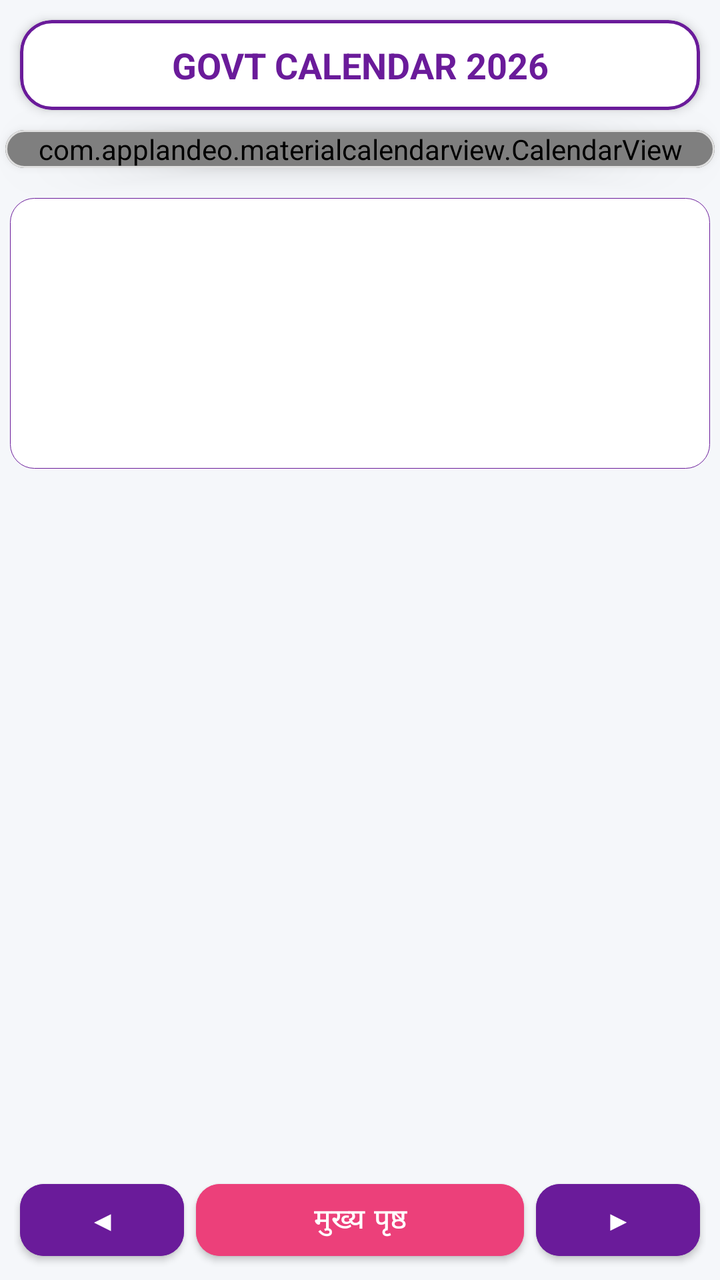
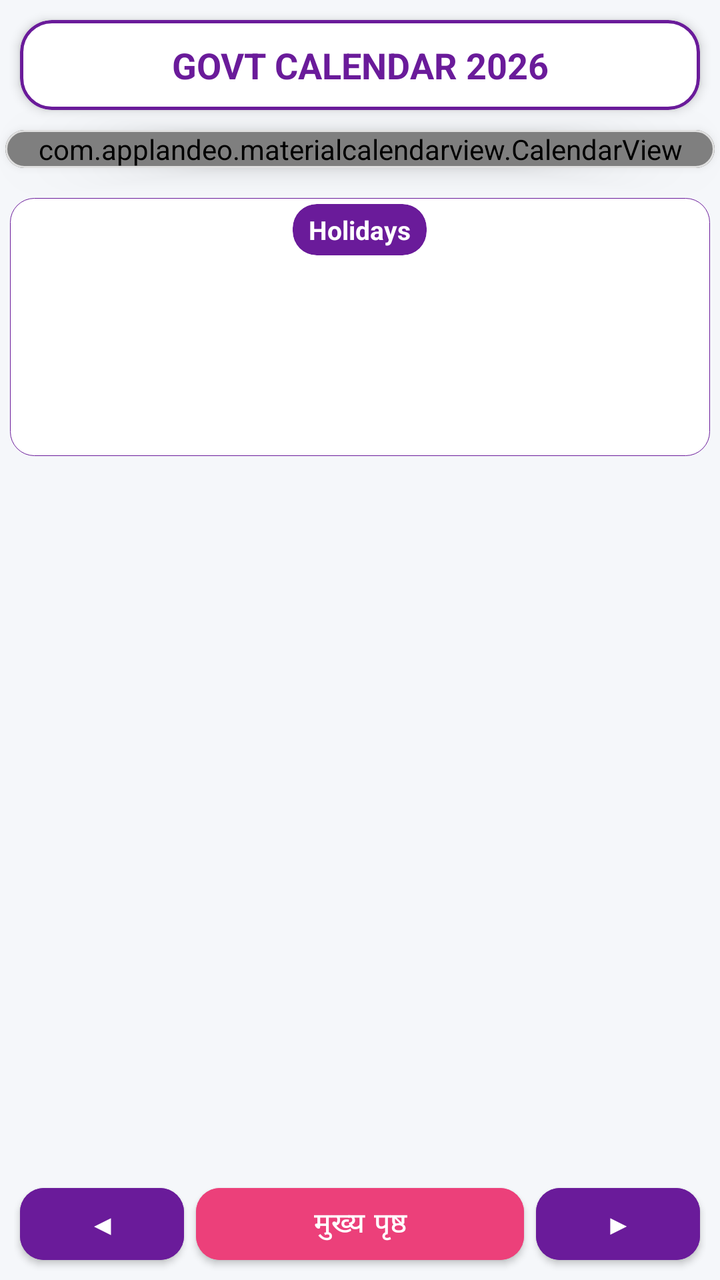

An Android layout rendered at two revisions. The XML below is the earlier revision; the diff shows what the commit changed to produce the second picture.
<!-- AndroidManifest.xml: application theme AppTheme -->
<!-- res/layout/activity_main.xml -->
<?xml version="1.0" encoding="utf-8"?>
<RelativeLayout
    xmlns:android="http://schemas.android.com/apk/res/android"
    xmlns:app="http://schemas.android.com/apk/res-auto"
    xmlns:tools="http://schemas.android.com/tools"
    android:id="@+id/mainLayout"
    android:layout_width="match_parent"
    android:layout_height="match_parent"
    android:background="#F5F7FA"
    tools:context=".MainActivity">

    <com.google.android.material.card.MaterialCardView
        android:id="@+id/headerCard"
        android:layout_width="match_parent"
        android:layout_height="45dp"
        android:layout_marginStart="10dp"
        android:layout_marginTop="10dp"
        android:layout_marginEnd="10dp"
        app:cardBackgroundColor="@android:color/white"
        app:cardCornerRadius="16dp"
        app:cardElevation="3dp"
        app:strokeColor="@color/colorPrimary"
        app:strokeWidth="1.5dp">

        <TextView
            android:layout_width="match_parent"
            android:layout_height="match_parent"
            android:gravity="center"
            android:text="GOVT CALENDAR 2026"
            android:textColor="@color/colorPrimary"
            android:textSize="18sp"
            android:textStyle="bold" />

    </com.google.android.material.card.MaterialCardView>

    <com.google.android.material.card.MaterialCardView
        android:id="@+id/calendarCard"
        android:layout_width="match_parent"
        android:layout_height="wrap_content"
        android:layout_below="@id/headerCard"
        android:layout_marginStart="2.5dp"
        android:layout_marginTop="10dp"
        android:layout_marginEnd="2.5dp"
        app:cardCornerRadius="18dp"
        app:cardElevation="8dp"
        app:strokeColor="#E0E0E0"
        app:strokeWidth="1dp">

            <com.applandeo.materialcalendarview.CalendarView
                android:id="@+id/calendarView"
                android:layout_width="match_parent"
                android:layout_height="wrap_content"

                app:headerColor="@color/colorPrimary"
                app:headerLabelColor="@android:color/white"

                app:abbreviationsBarColor="@color/colorAccent"
                app:abbreviationsLabelsColor="@android:color/white"

                app:pagesColor="@android:color/white"

                app:daysLabelsColor="#333333"
                app:anotherMonthsDaysLabelsColor="#BDBDBD"

                app:selectionColor="@color/colorAccent"
                app:selectionLabelColor="@android:color/white"

                app:todayLabelColor="@color/colorAccent"
                app:cardCornerRadius="18dp"
                app:cardElevation="8dp"/>

        </com.google.android.material.card.MaterialCardView>

        <LinearLayout
            android:id="@+id/holidayContainer"
            android:layout_width="match_parent"
            android:layout_height="wrap_content"
            android:layout_below="@id/calendarCard"
            android:layout_marginStart="5dp"
            android:layout_marginTop="15dp"
            android:layout_marginEnd="5dp"
            android:background="@drawable/customborderforholidays"
            android:orientation="vertical"
            android:padding="7dp">

            <LinearLayout
                android:layout_width="match_parent"
                android:layout_height="wrap_content"
                android:orientation="horizontal" >

            <TextView
                android:id="@+id/holiday"
                android:layout_width="wrap_content"
                android:layout_height="wrap_content"
                android:textColor="@android:color/holo_red_light"
                android:textSize="15sp"
                android:textStyle="bold"
                android:paddingVertical="3dp"
                android:padding="5dp"/>

            <TextView
                android:id="@+id/holiday1"
                android:layout_width="wrap_content"
                android:layout_height="wrap_content"
                android:textColor="@android:color/holo_red_light"
                android:textSize="15sp"
                android:textStyle="bold"
                android:paddingVertical="3dp"
                android:padding="5dp"/>

            </LinearLayout>
        <LinearLayout
            android:layout_width="match_parent"
            android:layout_height="wrap_content"
            android:orientation="horizontal" >
            <TextView
                android:id="@+id/holiday2"
                android:layout_width="wrap_content"
                android:layout_height="wrap_content"
                android:textColor="@android:color/holo_red_light"
                android:textSize="15sp"
                android:textStyle="bold"
                android:paddingVertical="3dp"
                android:padding="5dp"/>

            <TextView
                android:id="@+id/holiday3"
                android:layout_width="wrap_content"
                android:layout_height="wrap_content"
                android:textColor="@android:color/holo_red_light"
                android:textSize="15sp"
                android:textStyle="bold"
                android:paddingVertical="3dp"
                android:padding="5dp"/>
        </LinearLayout>
        <LinearLayout
            android:layout_width="match_parent"
            android:layout_height="wrap_content"
            android:orientation="horizontal" >
            <TextView
                android:id="@+id/holiday4"
                android:layout_width="wrap_content"
                android:layout_height="wrap_content"
                android:textColor="@android:color/holo_red_light"
                android:textSize="15sp"
                android:textStyle="bold"
                android:paddingVertical="3dp"
                android:padding="5dp"/>

        </LinearLayout>

            <TextView
                android:id="@+id/sat"
                android:layout_width="wrap_content"
                android:layout_height="wrap_content"
                android:textColor="@color/colorPrimary"
                android:textSize="15sp"
                android:textStyle="bold"
                android:paddingVertical="3dp"
                android:padding="5dp"/>
        </LinearLayout>


        <LinearLayout
            android:id="@+id/bottomLayout"
            android:layout_width="match_parent"
            android:layout_height="wrap_content"
            android:layout_alignParentBottom="true"
            android:layout_marginStart="7dp"
            android:layout_marginEnd="7dp"
            android:layout_marginBottom="3dp"
            android:gravity="center"
            android:orientation="horizontal">

            <com.google.android.material.button.MaterialButton
                android:id="@+id/back"
                android:layout_width="0dp"
                android:layout_height="48dp"
                android:layout_weight="1"
                android:text="◀"
                android:layout_margin="3dp"
                app:cornerRadius="12dp"
                android:textColor="@android:color/white"
                android:backgroundTint="@color/colorPrimary"/>

            <com.google.android.material.button.MaterialButton
                android:id="@+id/MainPage"
                android:layout_width="0dp"
                android:layout_height="48dp"
                android:layout_weight="2"
                android:text="मुख्य पृष्ठ"
                android:layout_margin="3dp"
                app:cornerRadius="12dp"
                android:textColor="@android:color/white"
                android:backgroundTint="@color/colorAccent"/>

            <com.google.android.material.button.MaterialButton
                android:id="@+id/next"
                android:layout_width="0dp"
                android:layout_height="48dp"
                android:layout_weight="1"
                android:text="▶"
                android:layout_margin="3dp"
                app:cornerRadius="12dp"
                android:textColor="@android:color/white"
                android:backgroundTint="@color/colorPrimary"/>
        </LinearLayout>

    </RelativeLayout>
<!-- resources referenced by this layout -->
<resources>
  <color name="colorAccent">#EC407A</color>
  <color name="colorPrimary">#6A1B9A</color>
  <!-- drawable customborderforholidays (drawable) -->
  <?xml version="1.0" encoding="utf-8"?>
  <shape xmlns:android="http://schemas.android.com/apk/res/android"
      android:shape="rectangle">
  
      <solid android:color="@android:color/white" />
  
      <stroke
          android:width="0.1dp"
          android:color="@color/colorPrimary" />
  
      <corners android:radius="12dp" />
  
      <padding
          android:left="12dp"
          android:top="2dp"
          android:right="12dp"
          android:bottom="2dp" />
  
  </shape>
  <style name="AppTheme" parent="Theme.MaterialComponents.Light.NoActionBar">
  
          <item name="colorPrimary">@color/colorPrimary</item>
          <item name="colorPrimaryDark">@color/colorPrimaryDark</item>
          <item name="colorAccent">@color/colorAccent</item>
          <item name="android:statusBarColor">@color/colorBackground</item>
          <item name="android:windowLightStatusBar">true</item>
  
      </style>
  <color name="colorPrimaryDark">#1565C0</color>
  <color name="colorBackground">#F5F7FA</color>
</resources>

<!-- the commit's change to res/layout/activity_main.xml (unified diff, before → after) -->
@@ -81,11 +81,37 @@
             android:layout_marginEnd="5dp"
             android:background="@drawable/customborderforholidays"
             android:orientation="vertical"
-            android:padding="7dp">
+            android:paddingHorizontal="7dp"
+            android:paddingBottom="3dp"
+            android:paddingTop="3dp">
 
             <LinearLayout
                 android:layout_width="match_parent"
                 android:layout_height="wrap_content"
+                android:gravity="center">
+                <com.google.android.material.card.MaterialCardView
+                    android:layout_width="wrap_content"
+                    android:layout_height="wrap_content"
+                    app:cardBackgroundColor="@color/colorPrimary"
+                    app:cardCornerRadius="12dp"
+                    app:cardElevation="0dp">
+
+                    <TextView
+                        android:layout_width="wrap_content"
+                        android:layout_height="wrap_content"
+                        android:text="Holidays"
+                        android:textColor="@android:color/white"
+                        android:textSize="13sp"
+                        android:textStyle="bold"
+                        android:paddingHorizontal="8dp"
+                        android:paddingVertical="4dp" />
+
+                </com.google.android.material.card.MaterialCardView>
+            </LinearLayout>
+
+            <LinearLayout
+                android:layout_width="match_parent"
+                android:layout_height="wrap_content"
                 android:orientation="horizontal" >
 
             <TextView
@@ -93,20 +119,20 @@
                 android:layout_width="wrap_content"
                 android:layout_height="wrap_content"
                 android:textColor="@android:color/holo_red_light"
-                android:textSize="15sp"
-                android:textStyle="bold"
-                android:paddingVertical="3dp"
-                android:padding="5dp"/>
+                android:textSize="13sp"
+                android:textStyle="bold"
+                android:paddingHorizontal="5dp"
+                android:paddingVertical="3dp"/>
 
             <TextView
                 android:id="@+id/holiday1"
                 android:layout_width="wrap_content"
                 android:layout_height="wrap_content"
                 android:textColor="@android:color/holo_red_light"
-                android:textSize="15sp"
-                android:textStyle="bold"
-                android:paddingVertical="3dp"
-                android:padding="5dp"/>
+                android:textSize="13sp"
+                android:textStyle="bold"
+                android:paddingHorizontal="5dp"
+                android:paddingVertical="3dp"/>
 
             </LinearLayout>
         <LinearLayout
@@ -118,20 +144,20 @@
                 android:layout_width="wrap_content"
                 android:layout_height="wrap_content"
                 android:textColor="@android:color/holo_red_light"
-                android:textSize="15sp"
-                android:textStyle="bold"
-                android:paddingVertical="3dp"
-                android:padding="5dp"/>
+                android:textSize="13sp"
+                android:textStyle="bold"
+                android:paddingHorizontal="5dp"
+                android:paddingVertical="3dp"/>
 
             <TextView
                 android:id="@+id/holiday3"
                 android:layout_width="wrap_content"
                 android:layout_height="wrap_content"
                 android:textColor="@android:color/holo_red_light"
-                android:textSize="15sp"
-                android:textStyle="bold"
-                android:paddingVertical="3dp"
-                android:padding="5dp"/>
+                android:textSize="13sp"
+                android:textStyle="bold"
+                android:paddingHorizontal="5dp"
+                android:paddingVertical="3dp"/>
         </LinearLayout>
         <LinearLayout
             android:layout_width="match_parent"
@@ -142,10 +168,10 @@
                 android:layout_width="wrap_content"
                 android:layout_height="wrap_content"
                 android:textColor="@android:color/holo_red_light"
-                android:textSize="15sp"
-                android:textStyle="bold"
-                android:paddingVertical="3dp"
-                android:padding="5dp"/>
+                android:textSize="13sp"
+                android:textStyle="bold"
+                android:paddingHorizontal="5dp"
+                android:paddingVertical="3dp"/>
 
         </LinearLayout>
 
@@ -156,8 +182,8 @@
                 android:textColor="@color/colorPrimary"
                 android:textSize="15sp"
                 android:textStyle="bold"
-                android:paddingVertical="3dp"
-                android:padding="5dp"/>
+                android:paddingHorizontal="5dp"
+                android:paddingVertical="3dp"/>
         </LinearLayout>
 
 
@@ -168,7 +194,7 @@
             android:layout_alignParentBottom="true"
             android:layout_marginStart="7dp"
             android:layout_marginEnd="7dp"
-            android:layout_marginBottom="3dp"
+            android:layout_marginBottom="1dp"
             android:gravity="center"
             android:orientation="horizontal">
 
